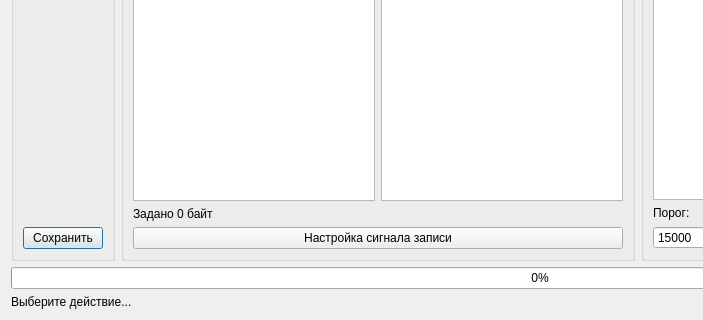
Above: gui/uies/rram.ui from neurocomputer/MemriBoard before the change; both pictures show x 0 to 703 and y 316 to 636 of the 1166 by 636 pixel window. Below: the same form after it.
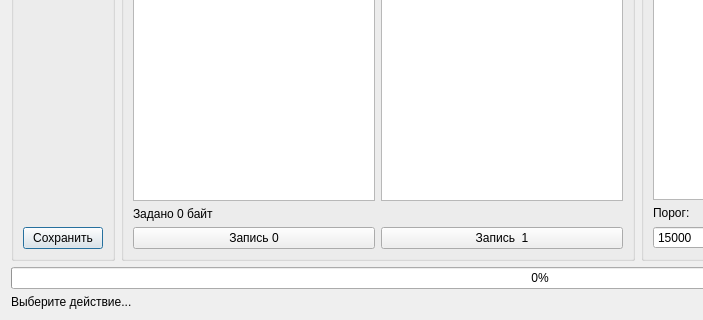
That is the form after the change. Icons and pictures are not drawn.

```diff
--- a/gui/uies/rram.ui
+++ b/gui/uies/rram.ui
@@ -133,11 +133,22 @@
            </widget>
           </item>
           <item>
-           <widget class="QPushButton" name="button_signal_write">
+           <layout class="QHBoxLayout" name="horizontalLayout_5">
+            <item>
+             <widget class="QPushButton" name="button_set_0">
             <property name="text">
-             <string>Настройка сигнала записи</string>
-            </property>
-           </widget>
+               <string>Запись 0</string>
+              </property>
+             </widget>
+            </item>
+            <item>
+             <widget class="QPushButton" name="button_set_1">
+              <property name="text">
+               <string>Запись  1</string>
+              </property>
+             </widget>
+            </item>
+           </layout>
           </item>
          </layout>
         </item>
```
Lines whose indentation alone changed are shown as unchanged.
